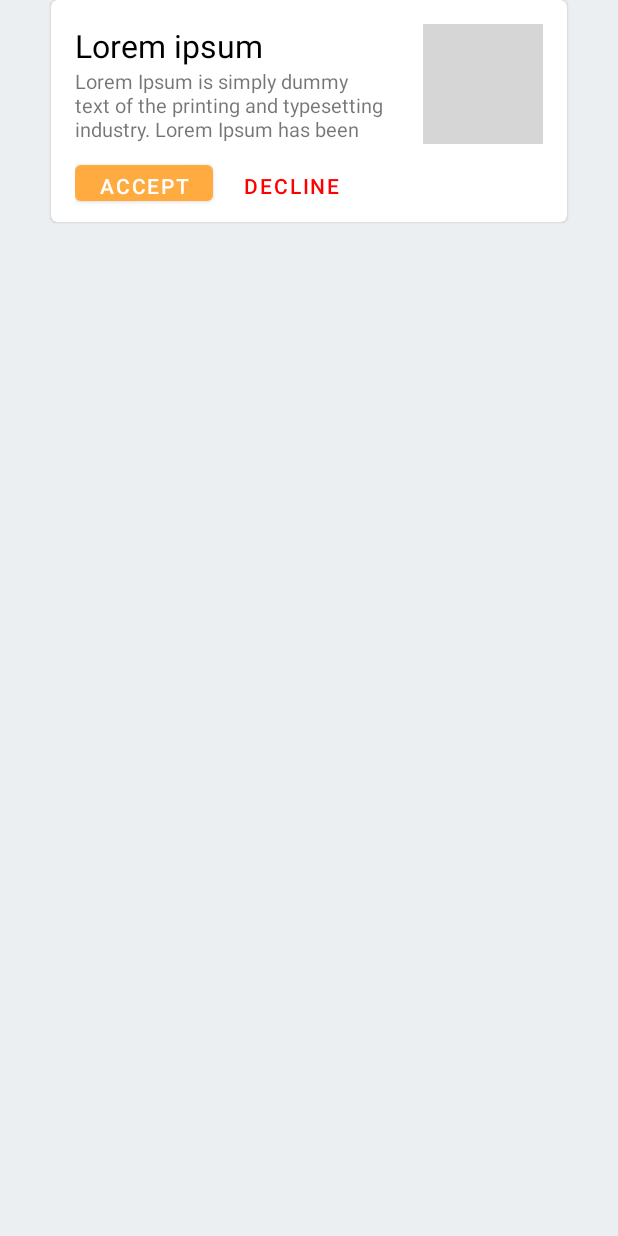
After one commit to kabasonic/Messenger, an Android app: the layout contact_row_request.xml on its own in the app's theme, with its tools: preview values and no code run, on a phone screen of 412 x 824 dp. The commit adds this screen. Run offline under Robolectric (Android 15) with nearby library versions, the phone set to English and light mode, and no system bars; grey boxes are pictures that could not be loaded.

Commit message:
Added item xml

```diff
--- a/app/build.gradle
+++ b/app/build.gradle
@@ -75,4 +75,7 @@ dependencies {
 
 
     implementation 'com.googlecode.libphonenumber:libphonenumber:7.2.2'
+
+
+    implementation 'de.hdodenhof:circleimageview:3.1.0'
 }
--- /dev/null
+++ b/app/src/main/res/layout/contact_row_request.xml
@@ -0,0 +1,86 @@
+<?xml version="1.0" encoding="utf-8"?>
+<com.google.android.material.card.MaterialCardView
+    xmlns:android="http://schemas.android.com/apk/res/android"
+    android:layout_width="344dp"
+    android:layout_height="148dp"
+    android:layout_gravity="center_horizontal">
+
+    <LinearLayout
+        android:layout_width="match_parent"
+        android:layout_height="match_parent"
+        android:orientation="vertical">
+
+        <LinearLayout
+            android:layout_width="match_parent"
+            android:layout_height="wrap_content"
+            android:orientation="horizontal"
+            android:layout_marginEnd="16dp"
+            android:layout_marginStart="16dp"
+            android:layout_marginTop="16dp">
+
+            <LinearLayout
+                android:layout_width="0dp"
+                android:layout_height="match_parent"
+                android:layout_weight="1"
+                android:orientation="vertical">
+                <TextView
+                    android:id="@+id/titleRequest"
+                    android:layout_width="wrap_content"
+                    android:layout_height="wrap_content"
+                    android:text="@string/lorem_ipsum_title"
+                    android:textColor="@color/colorBlack"
+                    android:textSize="21sp" />
+                <TextView
+                    android:id="@+id/descRequest"
+                    android:layout_width="wrap_content"
+                    android:layout_height="wrap_content"
+                    android:text="@string/lorem_ipsum_desc"
+                    android:textSize="13sp" />
+            </LinearLayout>
+
+            <de.hdodenhof.circleimageview.CircleImageView
+                android:id="@+id/imageRequest"
+                android:layout_width="80dp"
+                android:layout_height="80dp"
+                android:layout_marginLeft="16dp"
+                android:src="@drawable/image_profile_test"/>
+        </LinearLayout>
+
+        <LinearLayout
+            android:layout_width="wrap_content"
+            android:layout_height="match_parent"
+            android:orientation="horizontal"
+            android:layout_marginStart="16dp"
+            android:layout_marginEnd="16dp">
+
+            <com.google.android.material.button.MaterialButton
+                android:id="@+id/submitRequest"
+                android:layout_width="wrap_content"
+                android:layout_height="wrap_content"
+                android:layout_marginRight="8dp"
+                android:layout_marginLeft="0dp"
+                android:layout_marginTop="8dp"
+                android:layout_marginBottom="8dp"
+                android:layout_marginEnd="8dp"
+                android:layout_marginStart="0dp"
+                android:text="ACCEPT"/>
+
+            <com.google.android.material.button.MaterialButton
+                android:id="@+id/declineRequest"
+                android:layout_width="wrap_content"
+                android:layout_height="wrap_content"
+                android:layout_marginRight="8dp"
+                android:layout_marginLeft="0dp"
+                android:layout_marginTop="8dp"
+                android:layout_marginBottom="8dp"
+                android:layout_marginEnd="8dp"
+                android:layout_marginStart="0dp"
+                style="@style/Widget.MaterialComponents.Button.TextButton"
+                android:text="DECLINE"
+                android:textColor="@color/colorRed"/>
+
+        </LinearLayout>
+
+    </LinearLayout>
+
+</com.google.android.material.card.MaterialCardView>
--- a/app/src/main/res/layout/registration_fragment.xml
+++ b/app/src/main/res/layout/registration_fragment.xml
@@ -46,7 +46,7 @@
 
         <com.google.android.material.floatingactionbutton.FloatingActionButton
             android:id="@+id/submitRegistration"
-            android:visibility="visible"
+            android:visibility="invisible"
             android:layout_width="wrap_content"
             android:layout_height="wrap_content"
             android:src="@drawable/ic_round_done_24"
--- a/app/src/main/res/values/colors.xml
+++ b/app/src/main/res/values/colors.xml
@@ -17,6 +17,7 @@
     <color name="colorRed">#FF0000</color>
     <color name="colorGray">#cfd8dc</color>
 
+    <color name="colorGreen">#00b248</color>
 
     <color name="colorWhite">#FFFFFF</color>
     <color name="colorBlack">#000000</color>
```
Also changed, not shown: app/src/main/java/com/kabasonic/messenger/MainActivity.java (+24 -25 lines), app/src/main/java/com/kabasonic/messenger/ui/authorization/otpcode/OTPCodeFragment.java (+7 -0 lines), app/src/main/java/com/kabasonic/messenger/ui/authorization/otpnumber/OTPNumberFragment.java (+4 -9 lines), app/src/main/java/com/kabasonic/messenger/ui/registration/RegistrationFragment.java (+39 -0 lines), app/src/main/res/drawable/status_online.xml (added, +10 -0 lines), app/src/main/res/layout/contacts_row.xml (+17 -4 lines).
